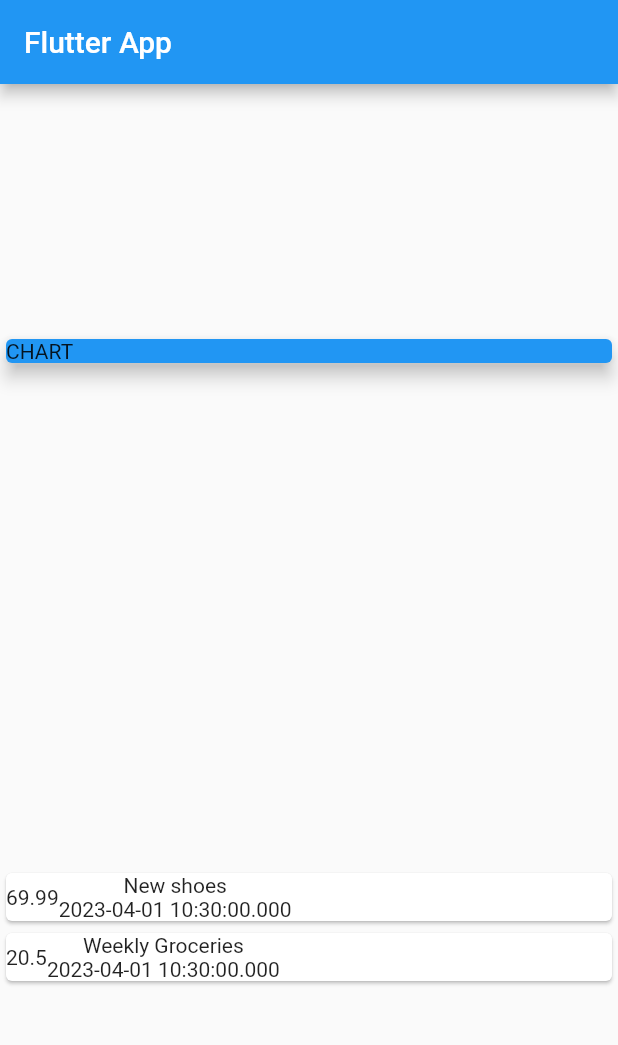
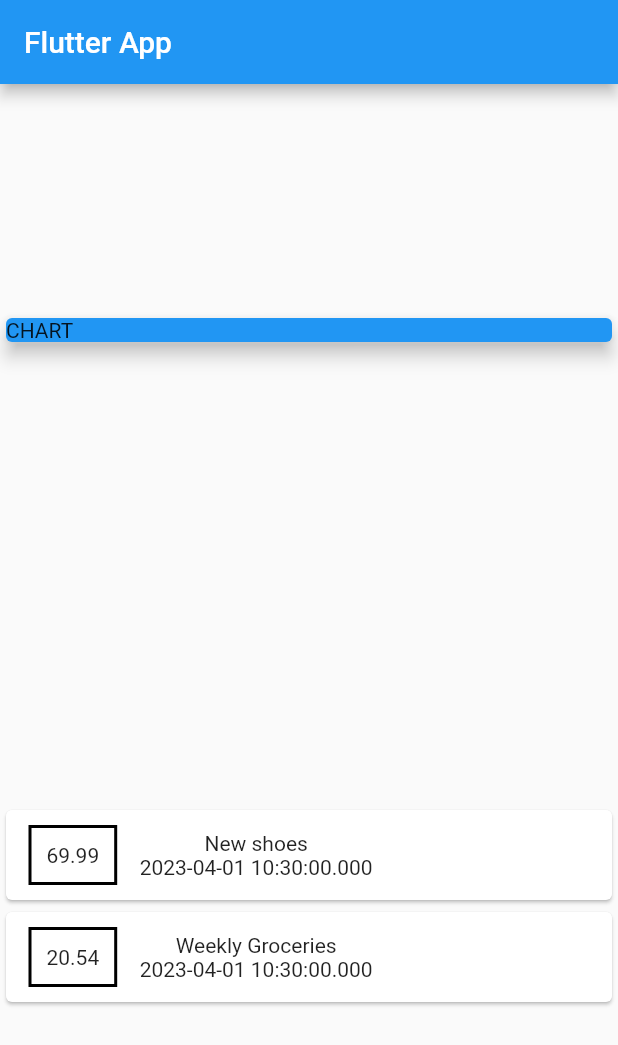
Before and after one commit to Ozurumba007/personal-expenses-app, a Flutter app: the screen it shows after launch, on a phone screen of 412 x 824 dp. Shown: the top 1045 px of the screen. Run offline on Flutter 3.47's test engine with Material 2 defaults, Android fonts, the phone set to English and light mode, and no system bars.

Commit message:
styling the container widget

```diff
--- a/lib/main.dart
+++ b/lib/main.dart
@@ -32,7 +32,7 @@ class MyHomePage extends StatelessWidget {
     Transaction(
       id: 't2',
       title: 'Weekly Groceries',
-      amount: 20.50,
+      amount: 20.54,
       date: DateTime.now(),
     ),
   ];
@@ -60,8 +60,20 @@ class MyHomePage extends StatelessWidget {
                 child: Row(
                   children: [
                     Container(
+                      margin: EdgeInsets.symmetric(
+                        vertical: 10,
+                        horizontal: 15,
+                      ),
+                      decoration: BoxDecoration(
+                        border: Border.all(
+                          color: Colors.black,
+                          width: 2,
+                        ),
+                      ),
+                      padding: EdgeInsets.all(10),
                       child: Text(
                         tx.amount.toString(),
+                        //
                       ),
                     ),
                     Column(
```
